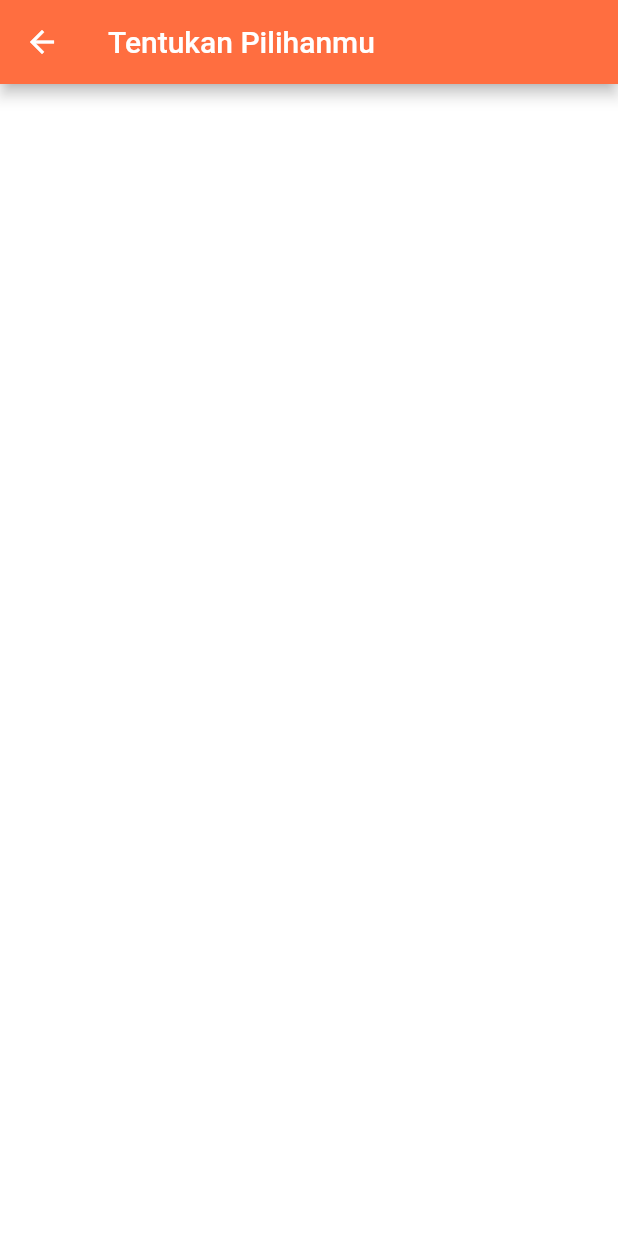
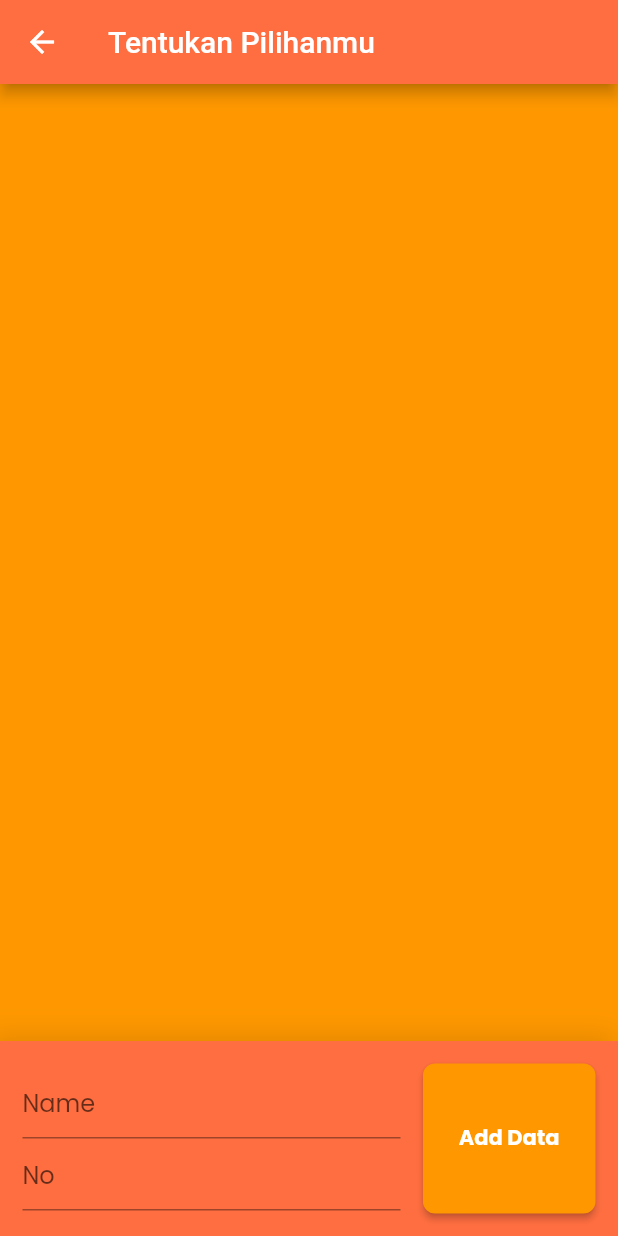
Before and after one commit to naufal03/flutter, a Flutter app: the Vote screen opened directly, on a phone screen of 412 x 824 dp. Run offline on Flutter 3.47's test engine with Material 2 defaults, Android fonts, the phone set to English and light mode, and no system bars; our stand-ins replace cloud_firestore, firebase_auth, firebase_core, flutter_svg, google_fonts; accounts and stored records are empty; network calls fail.

Commit message:
first commit

```diff
--- a/lib/Screens/Home/HomePage.dart
+++ b/lib/Screens/Home/HomePage.dart
@@ -145,11 +145,11 @@ class HomePage extends StatelessWidget {
                             onPressed: () {
                               Navigator.push(
                                   context,
-                                  MaterialPageRoute(builder: (context) => (Vote())));
+                                  MaterialPageRoute(builder: (context) => ((Vote()))));
                             }
                             ),
-                        RaisedButton(
-                          color: Colors.orange,
+                        ElevatedButton(
+
                           onPressed: () {
                             context.read<AuthenticationService>().signOut();
                           },
--- a/lib/Screens/Home/Vote.dart
+++ b/lib/Screens/Home/Vote.dart
@@ -1,62 +1,128 @@
+import 'package:cloud_firestore/cloud_firestore.dart';
 import 'package:flutter/material.dart';
-import 'package:cloud_firestore/cloud_firestore.dart';
+import 'package:flutter_auth/Screens/Home/item_card.dart';
+import 'package:google_fonts/google_fonts.dart';
 
 class Vote extends StatelessWidget {
-  const Vote({Key key, this.title}) : super(key: key);
+  final TextEditingController nameController = TextEditingController();
+  final TextEditingController ageController = TextEditingController();
 
-  final String title;
-  Widget _buildListitem(buildContext, DocumentSnapshot document) {
-    BuildContext context;
-    return ListTile(
-      title: Row(
-        children: [
-          Expanded(
-              child: Text(
-                document['name'],
-                style: Theme.of(context).textTheme.headline,
-              ),
-          ),
-          Container(
-            decoration: const BoxDecoration(
-              color: Colors.grey,
-            ),
-            padding: const EdgeInsets.all(10.0),
-            child: Text(
-              document['votes'].toString(),
-              style: Theme.of(context).textTheme.display1,
-            ),
-          )
-        ],
-      ),
-      onTap: () {
-         FirebaseFirestore.instance.runTransaction((transaction) async{
-          DocumentSnapshot freshSnap =
-          await transaction.get(document.reference);
-          await transaction.update(freshSnap.reference,{
-            'votes' : freshSnap['votes'] + 1
-          });
-        });
-      },
-    );
-  }
   @override
   Widget build(BuildContext context) {
+    FirebaseFirestore firestore = FirebaseFirestore.instance;
+    CollectionReference users = firestore.collection('users');
+
     return Scaffold(
-      appBar: AppBar(
-        backgroundColor: Colors.deepOrangeAccent,
-        title: Text("Tentukan Pilihanmu"),
-      ),
-      body:StreamBuilder(
-        stream: FirebaseFirestore.instance.collection('bandnames').snapshots(),
-        builder: (context, snapshot) {
-          if (!snapshot.hasData) return const Text('Loading...');
-          return ListView.builder(
-            itemExtent: 80.0,
-            itemCount: snapshot.data.documents.length,
-            itemBuilder: (context, index) =>
-                _buildListitem(context, snapshot.data.documents(index)),
-          );
-        }) ,
-    );
+        appBar: AppBar(
+          backgroundColor: Colors.deepOrangeAccent,
+          title: Text('Tentukan Pilihanmu '),
+        ),
+        backgroundColor: Colors.orange,
+        body: Stack(
+          children: [
+            ListView(
+              children: [
+                //// VIEW DATA HERE
+                // FutureBuilder<QuerySnapshot>(
+                //       future: users.get(),
+                //       builder: (_, snapshot){
+                //         if(snapshot.hasData){
+                //           return Column(
+                //             children: snapshot.data.docs.
+                //             map((e) =>
+                //                 ItemCard(e.data()['name'],e.data()['no'])).toList()
+                //           );
+                //         }
+                //         else{
+                //           Text("loading");
+                //         }
+                //       },
+                // ),
+                StreamBuilder<QuerySnapshot>(
+                  stream: users.snapshots(),
+                  builder: (_, snapshot){
+                    if(snapshot.hasData){
+                      return Column(
+                          children: snapshot.data.docs.
+                          map((e) =>
+                              ItemCard(e.data()['name'],e.data()['no'])).toList()
+                      );
+                    }
+                    else{
+                      Text("loading");
+                    }
+                  },
+                ),
+                SizedBox(
+                  height: 150,
+                )
+
+              ],
+            ),
+            Align(
+                alignment: Alignment.bottomCenter,
+                child: Container(
+                  padding: const EdgeInsets.symmetric(horizontal: 15),
+                  decoration:
+                  BoxDecoration(color: Colors.deepOrangeAccent, boxShadow: [
+                    BoxShadow(
+                        color: Colors.black12,
+                        offset: Offset(-5, 0),
+                        blurRadius: 15,
+                        spreadRadius: 3)
+                  ]),
+                  width: double.infinity,
+                  height: 130,
+                  child: Row(
+                    children: [
+                      SizedBox(
+                        width: MediaQuery.of(context).size.width - 160,
+                        child: Column(
+                          mainAxisAlignment: MainAxisAlignment.center,
+                          children: [
+                            TextField(
+                              style: GoogleFonts.poppins(),
+                              controller: nameController,
+                              decoration: InputDecoration(hintText: "Name"),
+                            ),
+                            TextField(
+                              style: GoogleFonts.poppins(),
+                              controller: ageController,
+                              decoration: InputDecoration(hintText: "No"),
+                              keyboardType: TextInputType.number,
+                            ),
+                          ],
+                        ),
+                      ),
+                      Container(
+                        height: 130,
+                        width: 130,
+                        padding: const EdgeInsets.fromLTRB(15, 15, 0, 15),
+                        child: RaisedButton(
+                            shape: RoundedRectangleBorder(
+                                borderRadius: BorderRadius.circular(8)),
+                            color: Colors.orange,
+                            child: Text(
+                              'Add Data',
+                              style: GoogleFonts.poppins(
+                                  color: Colors.white,
+                                  fontWeight: FontWeight.bold),
+                            ),
+                            onPressed: () {
+                              //// ADD DATA HERE
+                              users.add({
+                                'name': nameController.text,
+                                'No': int.tryParse(ageController.text) ?? 0
+                              });
+
+                              nameController.text = '';
+                              ageController.text = '';
+                            }),
+                      )
+                    ],
+                  ),
+                )),
+          ],
+        ));
   }
 }
--- a/lib/sign_in_page.dart
+++ b/lib/sign_in_page.dart
@@ -1,3 +1,5 @@
+import 'package:flutter_svg/flutter_svg.dart';
+
 import 'authentication_service.dart';
 import 'package:flutter/material.dart';
 import 'package:provider/provider.dart';
@@ -19,10 +21,9 @@ class SignInPage extends StatelessWidget {
       backgroundColor: Colors.grey,
       body: Center(
         child: Column(
-
+            mainAxisAlignment: MainAxisAlignment.start,
         children: [
           Padding(padding: EdgeInsets.all(10.0)),
-
 
           TextField(
             controller: emailController,
@@ -36,6 +37,7 @@ class SignInPage extends StatelessWidget {
               labelText: "Password",
             ),
           ),
+          new Padding(padding: EdgeInsets.all(20.0)),
           RaisedButton(
             color: Colors.orange,
             onPressed: () {
--- a/pubspec.yaml
+++ b/pubspec.yaml
@@ -35,7 +35,7 @@ dependencies:
   provider: ^5.0.0
   firebase_auth: ^1.0.1
   cloud_firestore: ^1.0.3
-
+  google_fonts: ^2.0.0
 
 
 
```
Also changed, not shown: lib/Screens/Home/E-Vote.dart (deleted, +0 -53 lines), lib/Screens/Home/Visi2.dart (+30 -34 lines), lib/Screens/Home/item_card.dart (added, +79 -0 lines), pubspec.lock.
